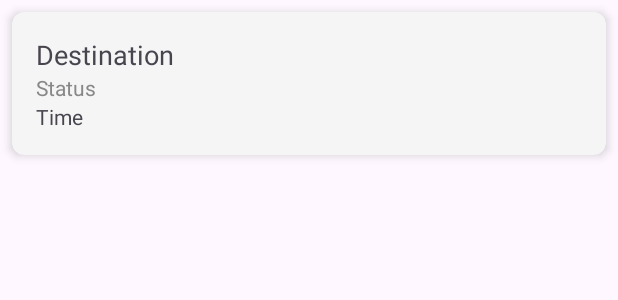
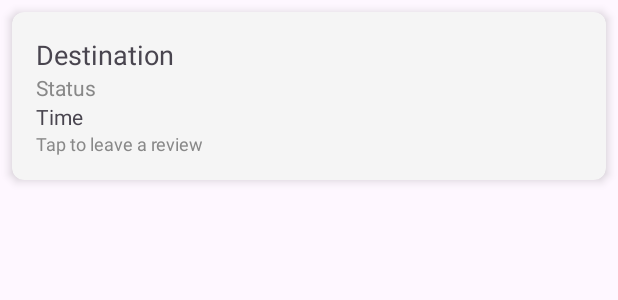
Before and after one commit to Rheiley/kelowna-connect, an Android app: the layout item_recent_ride.xml on its own in the app's theme, with its tools: preview values and no code run, on a phone screen of 412 x 824 dp. Shown: the top 300 px of the screen. Run offline under Robolectric (Android 15) with nearby library versions, the phone set to English and light mode, and no system bars.

Commit message:
Add hint for driver cards

```diff
--- /dev/null
+++ b/app/src/main/res/drawable/baseline_rate_review_24.xml
@@ -0,0 +1,5 @@
+<vector xmlns:android="http://schemas.android.com/apk/res/android" android:height="24dp" android:tint="#000000" android:viewportHeight="24" android:viewportWidth="24" android:width="24dp">
+
+    <path android:fillColor="@android:color/white" android:pathData="M20,2L4,2c-1.1,0 -1.99,0.9 -1.99,2L2,22l4,-4h14c1.1,0 2,-0.9 2,-2L22,4c0,-1.1 -0.9,-2 -2,-2zM6,14v-2.47l6.88,-6.88c0.2,-0.2 0.51,-0.2 0.71,0l1.77,1.77c0.2,0.2 0.2,0.51 0,0.71L8.47,14L6,14zM18,14h-7.5l2,-2L18,12v2z"/>
+
+</vector>
--- a/app/src/main/res/layout/item_recent_ride.xml
+++ b/app/src/main/res/layout/item_recent_ride.xml
@@ -40,6 +40,16 @@
             android:textSize="14sp"
             app:layout_constraintStart_toStartOf="parent"
             app:layout_constraintTop_toBottomOf="@id/statusText" />
+
+        <TextView
+            android:id="@+id/reviewHintText"
+            android:layout_width="wrap_content"
+            android:layout_height="wrap_content"
+            android:text="Tap to leave a review"
+            android:textSize="12sp"
+            android:textColor="#888"
+            app:layout_constraintTop_toBottomOf="@id/timeText"
+            app:layout_constraintStart_toStartOf="parent" />
     </androidx.constraintlayout.widget.ConstraintLayout>
 
 </androidx.cardview.widget.CardView>
```
